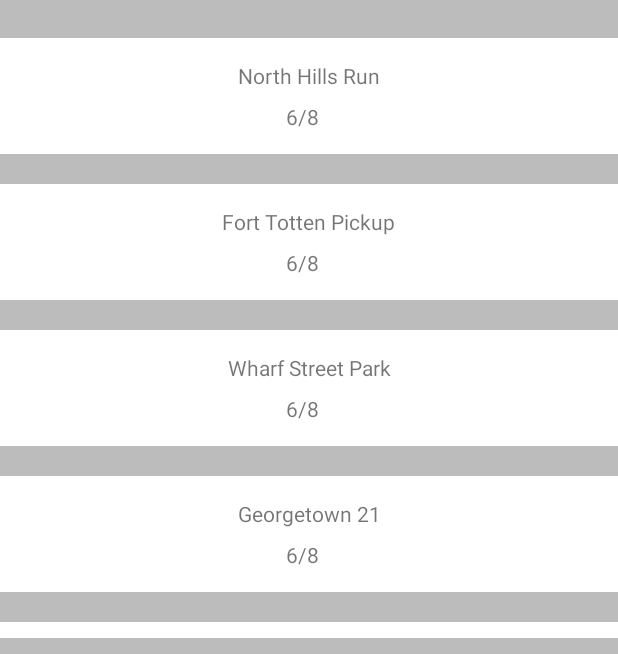
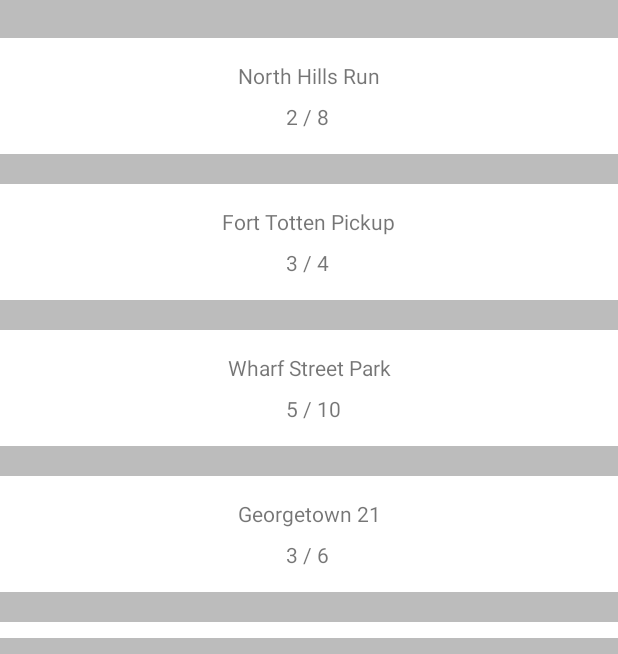
Before and after one commit to james-lubin/pick-and-roll, an Android app: the screen it shows after launch (MainActivity), on a phone screen of 412 x 824 dp. Shown: the part 571-1225 px from the top of the screen. Run offline under Robolectric (Android 15) with nearby library versions, the phone set to English and light mode, and no system bars.

Commit message:
Update the games list adapter with participant info.

```diff
--- a/app/src/main/java/com/example/pickandroll/GamesListAdapter.kt
+++ b/app/src/main/java/com/example/pickandroll/GamesListAdapter.kt
@@ -1,5 +1,6 @@
 package com.example.pickandroll
 
+import android.content.Context
 import android.location.Location
 import android.view.LayoutInflater
 import android.view.ViewGroup
@@ -8,12 +9,11 @@ import androidx.constraintlayout.widget.ConstraintLayout
 import androidx.recyclerview.widget.RecyclerView
 import java.text.DecimalFormat
 
-class GamesListAdapter(private val games: List<Game>, private var userLocation: Location?) :
-    RecyclerView.Adapter<GamesListAdapter.MyViewHolder>() {
+class GamesListAdapter(private val games: List<Game>, private var userLocation: Location?, private val context: Context) : RecyclerView.Adapter<GamesListAdapter.MyViewHolder>() {
 
     class MyViewHolder(val constraintLayout: ConstraintLayout) : RecyclerView.ViewHolder(constraintLayout)
 
-    override fun onCreateViewHolder(parent: ViewGroup, viewType: Int): GamesListAdapter.MyViewHolder {
+    override fun onCreateViewHolder(parent: ViewGroup, viewType: Int): MyViewHolder {
         val gameView = LayoutInflater.from(parent.context).inflate(R.layout.games_view, parent, false) as ConstraintLayout
         return MyViewHolder(gameView)
     }
@@ -28,13 +28,16 @@ class GamesListAdapter(private val games: List<Game>, private var userLocation:
             Location.distanceBetween(userLocation.latitude, userLocation.longitude, game.location.latitude, game.location.longitude, results)
             val distance = metersToMiles(results[0])
             val decFormat = DecimalFormat("#.#")
-            holder.constraintLayout.findViewById<TextView>(R.id.distanceTextView).text = decFormat.format(distance) + "mi"
+            holder.constraintLayout.findViewById<TextView>(R.id.distanceTextView).text = context.resources.getString(R.string.distance_text, decFormat.format(distance))
         }
+
+        holder.constraintLayout.findViewById<TextView>(R.id.participantsTextView).text = context.resources.getString(
+            R.string.participants_text, game.curParticipants.toString(), game.maxParticipants.toString())
     }
 
     override fun getItemCount() = games.size
 
-    public fun setUserLocation(location: Location) {
+    fun setUserLocation(location: Location) {
         userLocation = location
     }
 }
--- a/app/src/main/java/com/example/pickandroll/MainActivity.kt
+++ b/app/src/main/java/com/example/pickandroll/MainActivity.kt
@@ -20,6 +20,7 @@ import com.google.android.gms.maps.SupportMapFragment
 import com.google.android.gms.maps.model.LatLng
 import com.google.android.gms.tasks.Task
 import java.lang.Exception
+@Suppress("NULLABILITY_MISMATCH_BASED_ON_JAVA_ANNOTATIONS")
 class MainActivity : AppCompatActivity(), OnMapReadyCallback {
     private lateinit var recyclerView: RecyclerView
     private lateinit var gamesListAdapter: GamesListAdapter
@@ -74,7 +75,7 @@ class MainActivity : AppCompatActivity(), OnMapReadyCallback {
             Game("Simmons Dr", LatLng(38.900497, -77.007507), 8, 7, GenderRule.Mixed),
             Game("First Street Park", LatLng(39.0, -77.0), 8, 1, GenderRule.Mixed),
             Game("Elevate Garage Open", LatLng(38.7, -77.5), 8, 3, GenderRule.Mixed))
-        gamesListAdapter = GamesListAdapter(currentGames, null)
+        gamesListAdapter = GamesListAdapter(currentGames, null, this)
 
         recyclerView = findViewById<RecyclerView>(R.id.list).apply {
             setHasFixedSize(true)
--- a/app/src/main/res/layout/games_view.xml
+++ b/app/src/main/res/layout/games_view.xml
@@ -13,7 +13,7 @@
         android:id="@+id/titleTextView"
         android:layout_width="wrap_content"
         android:layout_height="wrap_content"
-        android:text="Sample Text"
+        tools:text="Sample Text"
         app:layout_constraintTop_toTopOf="parent"
         app:layout_constraintLeft_toLeftOf="parent"
         app:layout_constraintRight_toRightOf="parent"/>
@@ -24,7 +24,7 @@
         android:layout_height="wrap_content"
         android:layout_marginStart="150dp"
         android:layout_marginTop="8dp"
-        android:text=""
+        tools:text="3.2mi"
         app:layout_constraintLeft_toLeftOf="parent"
         app:layout_constraintTop_toBottomOf="@+id/titleTextView"/>
 
@@ -35,7 +35,7 @@
         android:layout_marginStart="25dp"
         android:layout_marginTop="8dp"
         android:layout_marginEnd="150dp"
-        android:text="6/8"
+        tools:text="6/8"
         app:layout_constraintRight_toRightOf="parent"
         app:layout_constraintStart_toEndOf="@+id/distanceTextView"
         app:layout_constraintTop_toBottomOf="@+id/titleTextView" />
--- a/app/src/main/res/values/strings.xml
+++ b/app/src/main/res/values/strings.xml
@@ -1,3 +1,7 @@
 <resources>
     <string name="app_name">Pick And Roll</string>
+
+    <!-- Games List -->
+    <string name="distance_text">%s mi</string>
+    <string name="participants_text">%s / %s</string>
 </resources>
```
